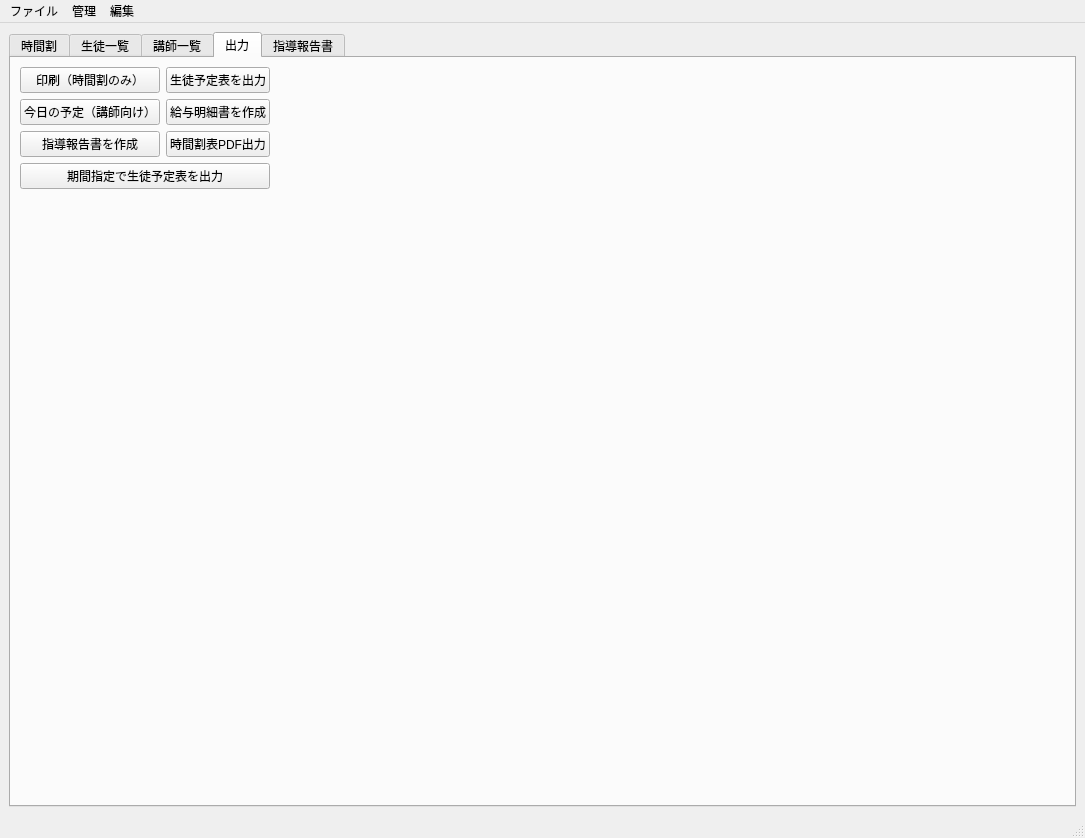
Qt form mainwindow.ui (ROMEKANA/TimeTable) before a commit.
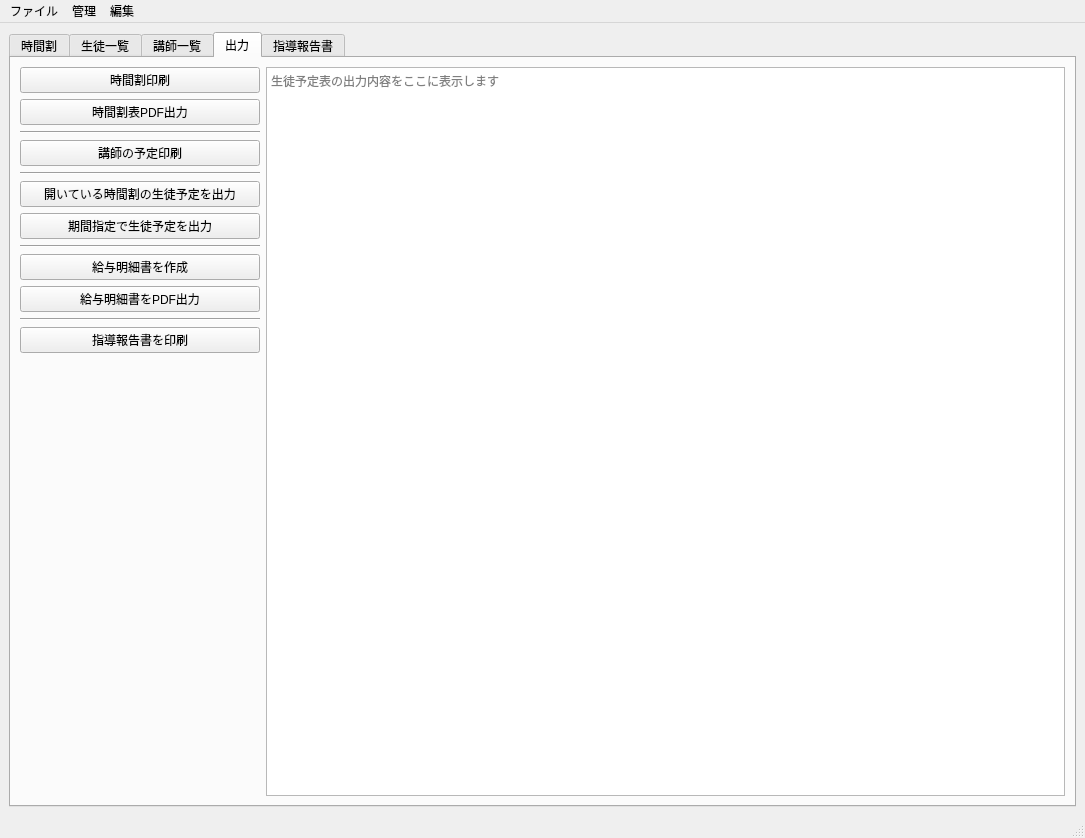
The same form after that commit. The open tabs and pages were chosen to show the change. Custom widgets are drawn as their Qt base class.

Commit message: v0.3.09 給与明細PDF出力と予定表表示欄を追加

```diff
--- a/mainwindow.ui
+++ b/mainwindow.ui
@@ -7,7 +7,7 @@
     <x>0</x>
     <y>0</y>
     <width>1085</width>
-    <height>782</height>
+    <height>812</height>
    </rect>
   </property>
   <property name="windowTitle">
@@ -542,60 +542,127 @@
        <attribute name="title">
         <string>出力</string>
        </attribute>
-       <layout class="QFormLayout" name="formLayout">
-        <item row="0" column="0">
-         <layout class="QGridLayout" name="gridLayout_2">
-          <item row="3" column="0">
-           <widget class="QPushButton" name="guidanceReportButton">
+       <layout class="QHBoxLayout" name="exportLayout">
+        <item>
+         <layout class="QVBoxLayout" name="exportButtonLayout">
+          <item>
+           <widget class="QPushButton" name="printButton">
+            <property name="minimumSize">
+             <size>
+              <width>240</width>
+              <height>0</height>
+             </size>
+            </property>
             <property name="text">
-             <string>指導報告書を作成</string>
+             <string>時間割印刷</string>
             </property>
            </widget>
           </item>
-          <item row="3" column="1">
+          <item>
            <widget class="QPushButton" name="schedulePdfOutputButton">
             <property name="text">
              <string>時間割表PDF出力</string>
             </property>
            </widget>
           </item>
-          <item row="1" column="0">
-           <widget class="QPushButton" name="printButton">
-            <property name="text">
-             <string>印刷（時間割のみ）</string>
+          <item>
+           <widget class="Line" name="line_5">
+            <property name="orientation">
+             <enum>Qt::Orientation::Horizontal</enum>
             </property>
            </widget>
           </item>
-          <item row="2" column="0">
+          <item>
            <widget class="QPushButton" name="printButton_2">
             <property name="text">
-             <string>今日の予定（講師向け）</string>
+             <string>講師の予定印刷</string>
             </property>
            </widget>
           </item>
-          <item row="2" column="1">
-           <widget class="QPushButton" name="salaryStatementButton">
-            <property name="text">
-             <string>給与明細書を作成</string>
+          <item>
+           <widget class="Line" name="line_6">
+            <property name="orientation">
+             <enum>Qt::Orientation::Horizontal</enum>
             </property>
            </widget>
           </item>
-          <item row="1" column="1">
+          <item>
            <widget class="QPushButton" name="outputStudentSchedule">
             <property name="text">
-             <string>生徒予定表を出力</string>
+             <string>開いている時間割の生徒予定を出力</string>
             </property>
            </widget>
           </item>
-          <item row="4" column="0" colspan="2">
+          <item>
            <widget class="QPushButton" name="outputStudentScheduleForDateRange">
             <property name="text">
-             <string>期間指定で生徒予定表を出力</string>
+             <string>期間指定で生徒予定を出力</string>
             </property>
            </widget>
           </item>
+          <item>
+           <widget class="Line" name="line_7">
+            <property name="orientation">
+             <enum>Qt::Orientation::Horizontal</enum>
+            </property>
+           </widget>
+          </item>
+          <item>
+           <widget class="QPushButton" name="salaryStatementButton">
+            <property name="text">
+             <string>給与明細書を作成</string>
+            </property>
+           </widget>
+          </item>
+          <item>
+           <widget class="QPushButton" name="salaryStatementPdfButton">
+            <property name="text">
+             <string>給与明細書をPDF出力</string>
+            </property>
+           </widget>
+          </item>
+          <item>
+           <widget class="Line" name="line_8">
+            <property name="orientation">
+             <enum>Qt::Orientation::Horizontal</enum>
+            </property>
+           </widget>
+          </item>
+          <item>
+           <widget class="QPushButton" name="guidanceReportButton">
+            <property name="text">
+             <string>指導報告書を印刷</string>
+            </property>
+           </widget>
+          </item>
+          <item>
+           <spacer name="exportButtonSpacer">
+            <property name="orientation">
+             <enum>Qt::Orientation::Vertical</enum>
+            </property>
+            <property name="sizeHint" stdset="0">
+             <size>
+              <width>20</width>
+              <height>40</height>
+             </size>
+            </property>
+           </spacer>
+          </item>
          </layout>
         </item>
+        <item>
+         <widget class="QTextEdit" name="studentScheduleOutputTextEdit">
+          <property name="readOnly">
+           <bool>true</bool>
+          </property>
+          <property name="acceptRichText">
+           <bool>false</bool>
+          </property>
+          <property name="placeholderText">
+           <string>生徒予定表の出力内容をここに表示します</string>
+          </property>
+         </widget>
+        </item>
        </layout>
       </widget>
       <widget class="QWidget" name="guidanceReportPdfTab">
```
Left out of the diff: 8 changed lines with no effect on the pictures. The commit also changes 3 other files.
